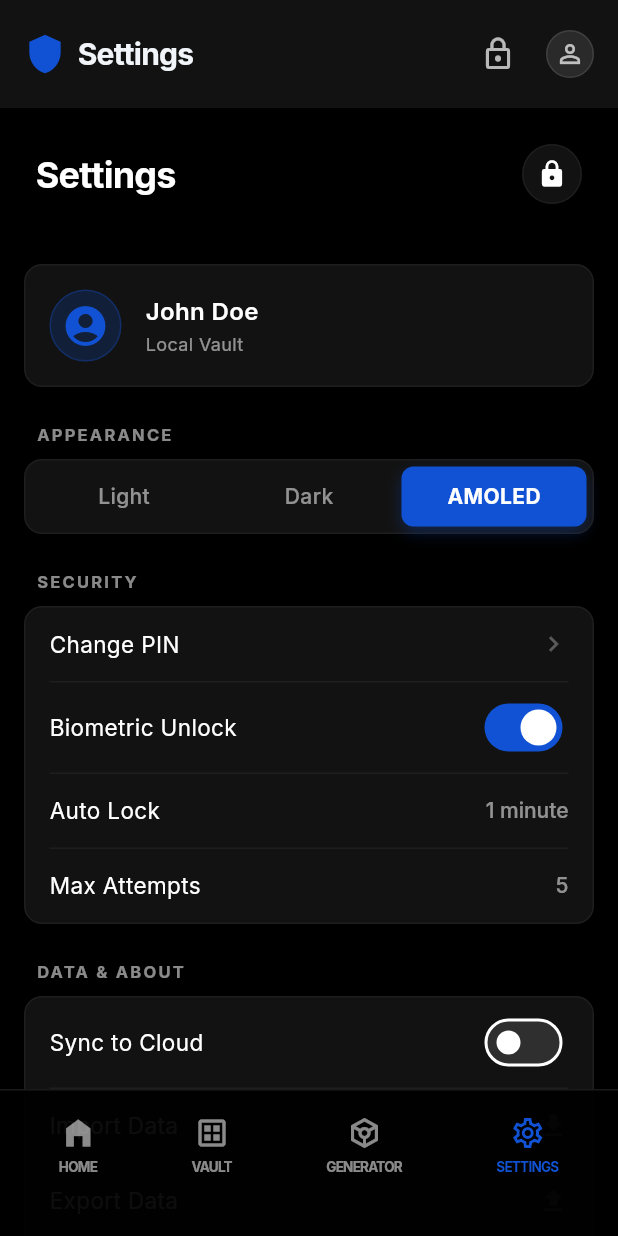
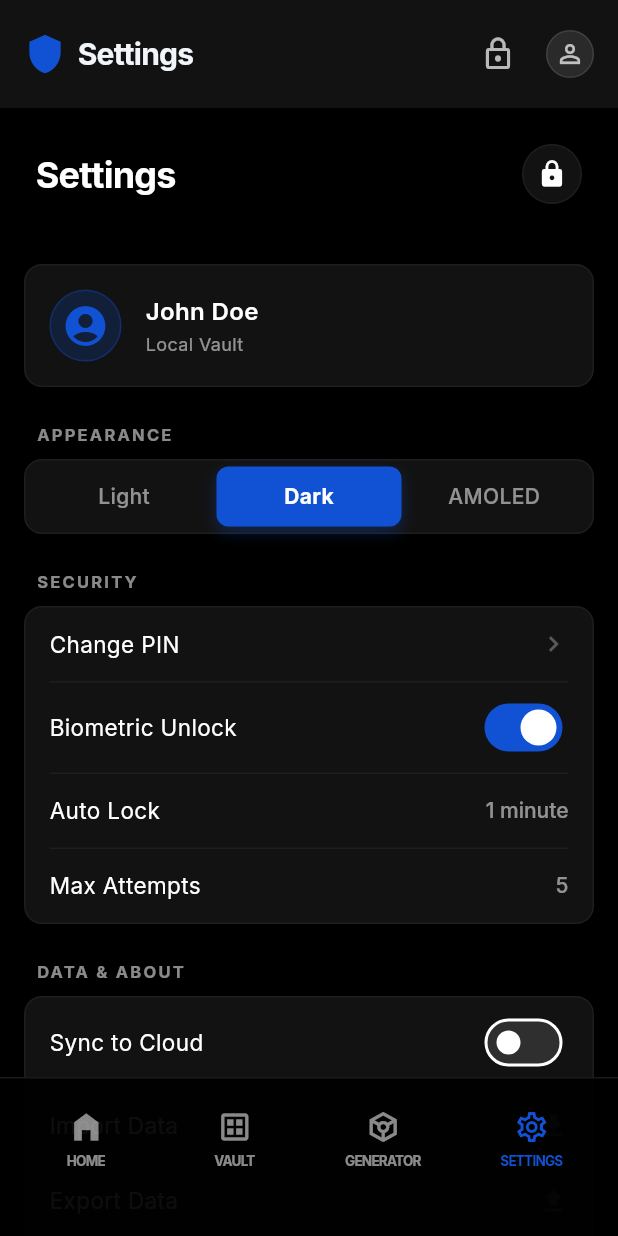
Before and after one commit to Shivamingale3/silo-vault, a Flutter app: the SettingsScreen screen opened by its route, on a phone screen of 412 x 824 dp. Run offline on Flutter 3.47's test engine with Material 3 defaults, Android fonts, the phone set to English and light mode, and no system bars; our stand-ins replace device_info_plus, flutter_riverpod, flutter_secure_storage, go_router, google_fonts, isar_community and 1 more; missing offline and left inert: app_settings, bcrypt, encrypt; accounts and stored records are empty.

Commit message:
feat: Implement app theme persistence using secure storage and Riverpod, and refactor theme selection in settings.

```diff
--- a/lib/core/enums/app_enums.dart
+++ b/lib/core/enums/app_enums.dart
@@ -8,6 +8,7 @@ enum AppKeys {
   failedAttempts,
   autoLockTimeout,
   encryptionKey,
+  appTheme,
 }
 
 enum AppThemeMode { light, dark, amoled }
--- a/lib/features/screens/settings_screen.dart
+++ b/lib/features/screens/settings_screen.dart
@@ -1,14 +1,16 @@
 import 'package:flutter/material.dart';
+import 'package:flutter_riverpod/flutter_riverpod.dart';
+import 'package:notes_vault/core/enums/app_enums.dart';
+import 'package:notes_vault/core/theme/theme_provider.dart';
 
-class SettingsScreen extends StatefulWidget {
+class SettingsScreen extends ConsumerStatefulWidget {
   const SettingsScreen({super.key});
 
   @override
-  State<SettingsScreen> createState() => _SettingsScreenState();
+  ConsumerState<SettingsScreen> createState() => _SettingsScreenState();
 }
 
-class _SettingsScreenState extends State<SettingsScreen> {
-  String _activeAppearance = 'AMOLED';
+class _SettingsScreenState extends ConsumerState<SettingsScreen> {
   bool _biometricUnlock = true;
   bool _syncToCloud = false;
 
@@ -156,9 +158,13 @@ class _SettingsScreenState extends State<SettingsScreen> {
           padding: const EdgeInsets.all(4),
           child: Row(
             children: [
-              _buildAppearanceButton('Light', primaryColor),
-              _buildAppearanceButton('Dark', primaryColor),
-              _buildAppearanceButton('AMOLED', primaryColor),
+              _buildAppearanceButton('Light', AppThemeMode.light, primaryColor),
+              _buildAppearanceButton('Dark', AppThemeMode.dark, primaryColor),
+              _buildAppearanceButton(
+                'AMOLED',
+                AppThemeMode.amoled,
+                primaryColor,
+              ),
             ],
           ),
         ),
@@ -166,14 +172,17 @@ class _SettingsScreenState extends State<SettingsScreen> {
     );
   }
 
-  Widget _buildAppearanceButton(String label, Color primaryColor) {
-    final isActive = _activeAppearance == label;
+  Widget _buildAppearanceButton(
+    String label,
+    AppThemeMode mode,
+    Color primaryColor,
+  ) {
+    final activeMode = ref.watch(themeProvider);
+    final isActive = activeMode == mode;
     return Expanded(
       child: GestureDetector(
         onTap: () {
-          setState(() {
-            _activeAppearance = label;
-          });
+          ref.read(themeProvider.notifier).setTheme(mode);
         },
         child: Container(
           padding: const EdgeInsets.symmetric(vertical: 10),
--- a/lib/features/widgets/home/custom_bottom_nav.dart
+++ b/lib/features/widgets/home/custom_bottom_nav.dart
@@ -82,11 +82,12 @@ class CustomBottomNav extends StatelessWidget {
         ? colorScheme.primary
         : (isDark ? Colors.white54 : Colors.black54);
 
-    return GestureDetector(
+    return Expanded(
+      child: GestureDetector(
         onTap: onTap,
         behavior: HitTestBehavior.opaque,
         child: Padding(
-        padding: const EdgeInsets.all(8.0),
+          padding: const EdgeInsets.symmetric(vertical: 12.0),
           child: Column(
             mainAxisSize: MainAxisSize.min,
             children: [
@@ -104,6 +105,7 @@ class CustomBottomNav extends StatelessWidget {
             ],
           ),
         ),
+      ),
     );
   }
 }
```
Also changed, not shown: lib/core/security/secure_storage.dart (+8 -0 lines), lib/core/theme/theme_provider.dart (+10 -4 lines), lib/main.dart (+16 -1 lines). Lines whose indentation alone changed are shown as unchanged.
